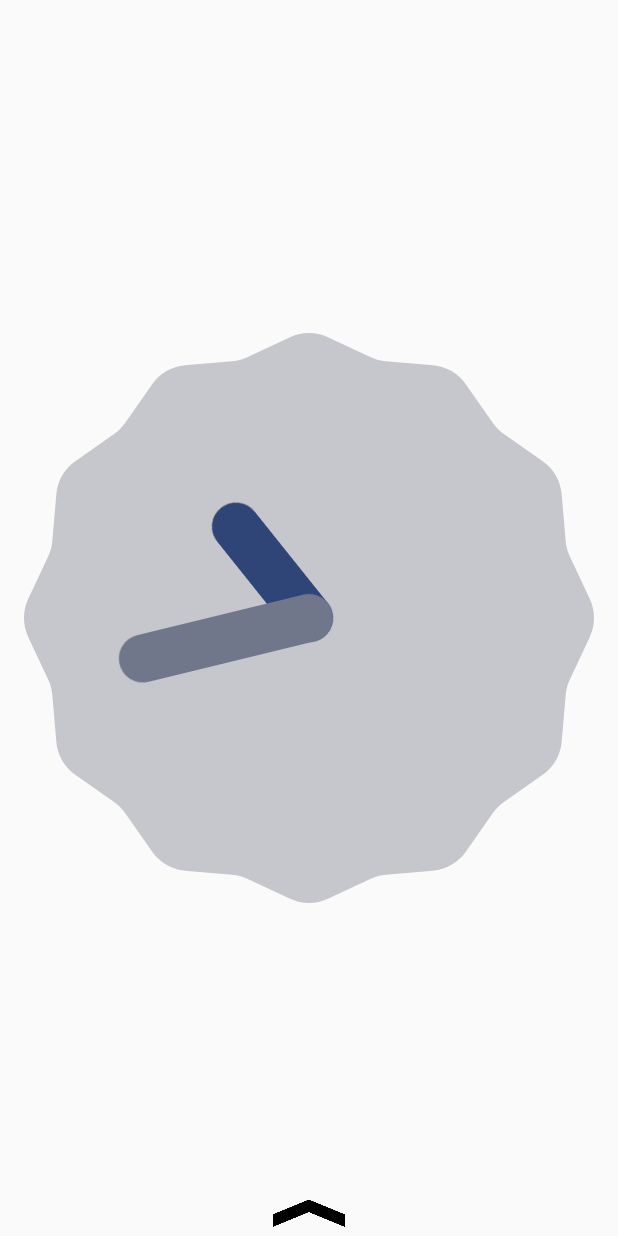
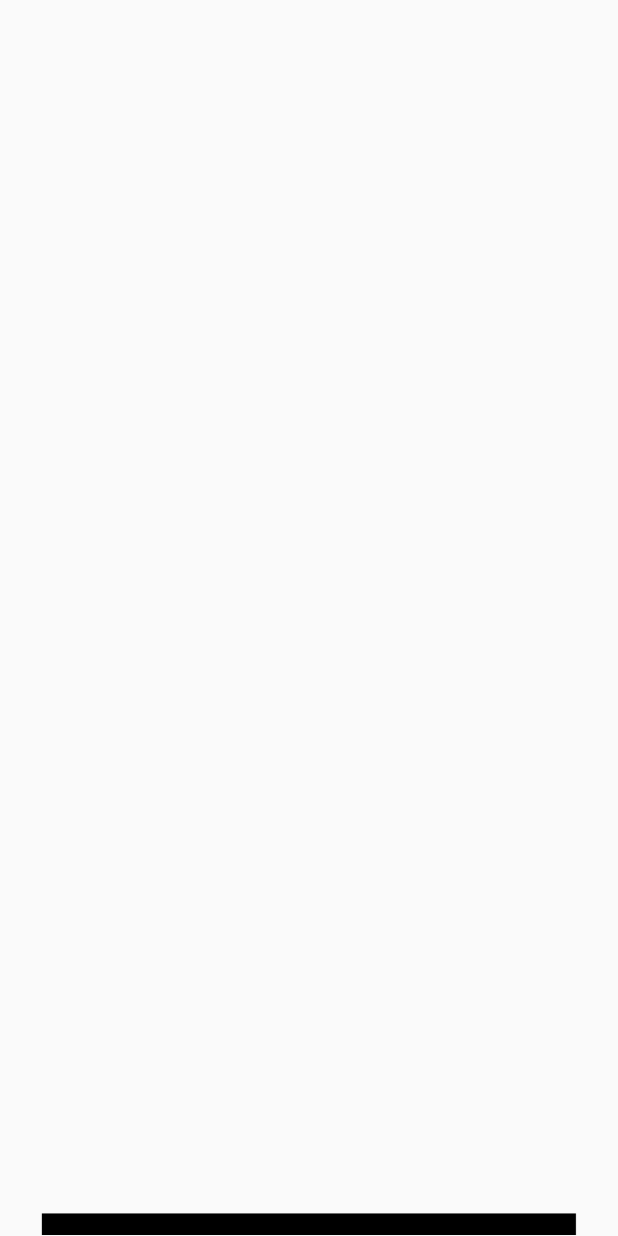
Before and after one commit to herojeff02/CobbleStone, an Android app: the layout activity_main.xml on its own in the app's theme, with its tools: preview values and no code run, on a phone screen of 412 x 824 dp. Run offline under Robolectric (Android 15) with nearby library versions, the phone set to English and light mode, and no system bars.

Commit message:
View Background Image

```diff
--- a/app/src/main/AndroidManifest.xml
+++ b/app/src/main/AndroidManifest.xml
@@ -1,6 +1,9 @@
 <?xml version="1.0" encoding="utf-8"?>
 <manifest xmlns:android="http://schemas.android.com/apk/res/android"
     package="com.example.herojeff.myapplication">
+    <uses-sdk
+        android:minSdkVersion="11"
+        android:targetSdkVersion="19"/>
 
     <application
         android:allowBackup="true"
--- a/app/src/main/res/layout/activity_main.xml
+++ b/app/src/main/res/layout/activity_main.xml
@@ -16,11 +16,15 @@
         <ImageView
             android:id="@+id/handle"
             android:background="@mipmap/ic_launcher"
-            android:layout_height="30dp"
-            android:layout_width="50dp" />
+            android:gravity="center_horizontal"
+            android:layout_height="15dp"
+            android:layout_width="375dp"
+            android:paddingBottom="30dp"/>
         <GridView
             android:id="@+id/content"
-            android:padding="15dp"
+            android:paddingTop="15dp"
+            android:paddingLeft="15dp"
+            android:paddingRight="15dp"
             android:scrollbars="none"
             android:overScrollMode="always"
             android:layout_width="match_parent"
@@ -35,10 +39,4 @@
         />
     </SlidingDrawer>
 
-    <AnalogClock
-        android:layout_width="wrap_content"
-        android:layout_height="wrap_content"
-        android:id="@+id/analogClock"
-        android:layout_centerVertical="true"
-        android:layout_centerHorizontal="true" />
 </RelativeLayout>
--- a/app/src/main/res/layout/drawer_item.xml
+++ b/app/src/main/res/layout/drawer_item.xml
@@ -6,8 +6,8 @@
     android:gravity="center_horizontal">
     <ImageView
         android:id="@+id/icon_image"
-        android:layout_width="50dp"
-        android:layout_height="50dp"
+        android:layout_width="60dp"
+        android:layout_height="60dp"
         android:padding="3dp"/>
     <TextView
         android:id="@+id/icon_text"
--- /dev/null
+++ b/app/src/main/res/values/ids.xml
@@ -0,0 +1,4 @@
+<?xml version="1.0" encoding="utf-8"?>
+<resources>
+    <item type="id" name="APPWIDGET_HOST_ID"></item>
+</resources>
--- a/app/src/main/res/values/styles.xml
+++ b/app/src/main/res/values/styles.xml
@@ -7,5 +7,8 @@
         <item name="colorPrimaryDark">@color/colorPrimaryDark</item>
         <item name="colorAccent">@color/colorAccent</item>
     </style>
+    <style name="BackTheme" parent="@android:style/Theme.Holo.Wallpaper.NoTitleBar">
+
+    </style>
 
 </resources>
```
Also changed, not shown: app/src/main/java/com/example/herojeff/myapplication/MainActivity.java (+9 -0 lines), app/src/main/res/mipmap/ic_launcher.png, 1 other file.
